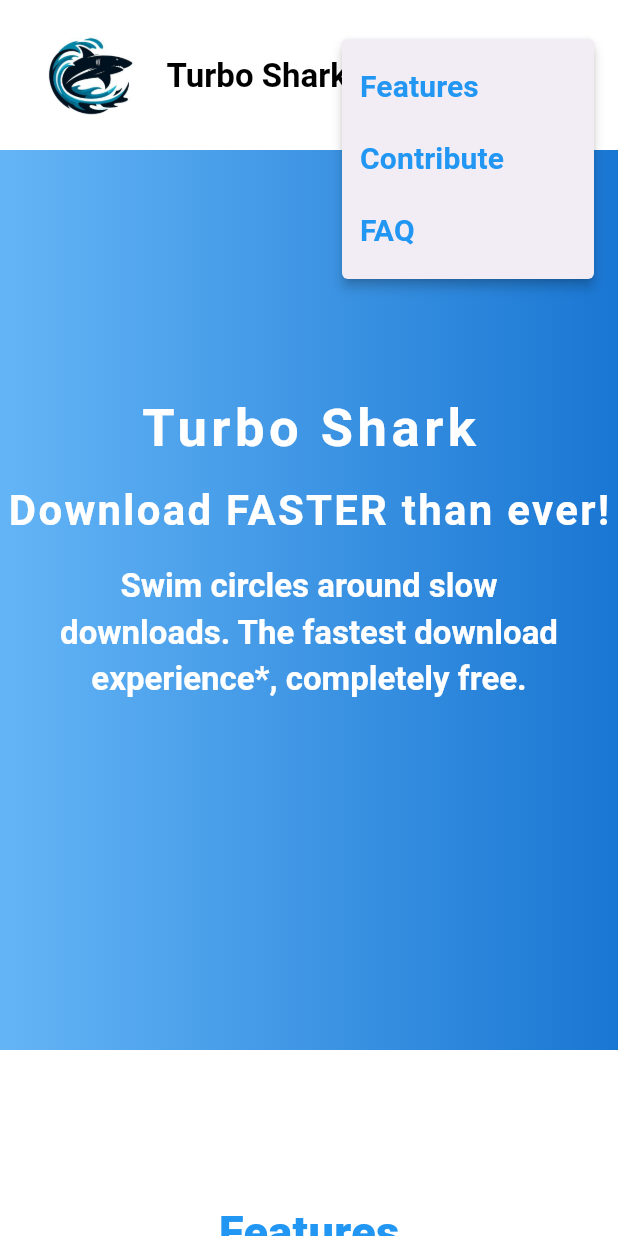
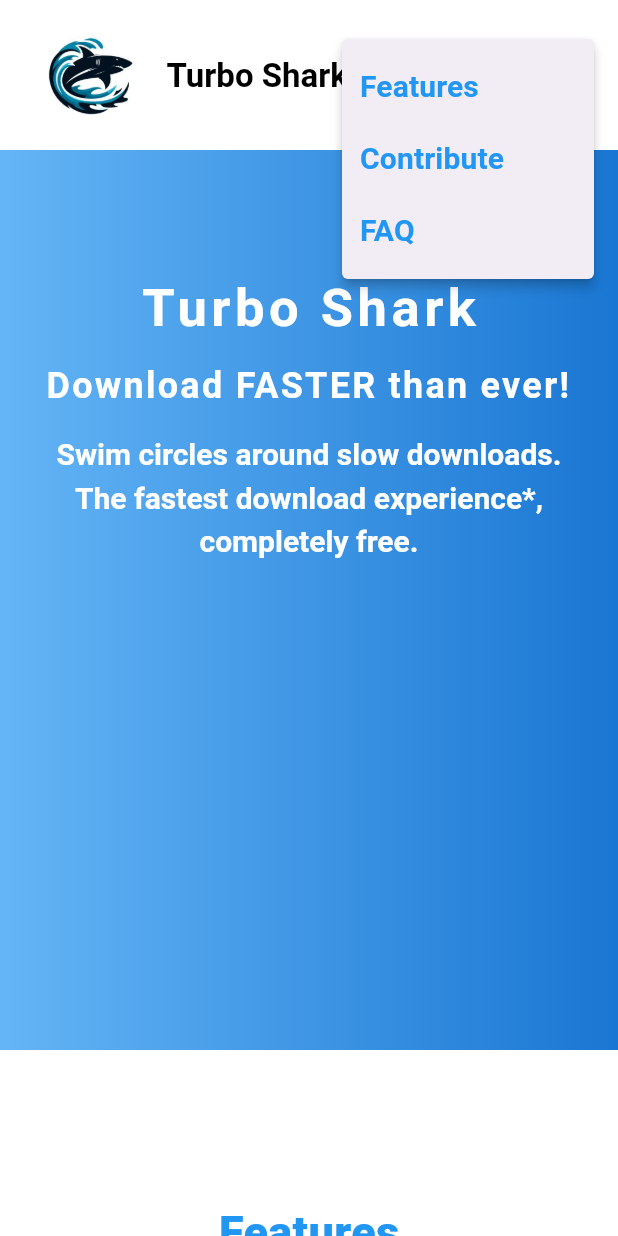
Before and after one commit to ThatLinuxGuyYouKnow/TurboShark-website-, a Flutter app: the screen it shows after launch, after a tap on the "menu" icon, on a phone screen of 412 x 824 dp. Run offline on Flutter 3.47's test engine with Material 3 defaults, Android fonts, the phone set to English and light mode, and no system bars; our stand-ins replace google_fonts; Roboto replaces fonts that are missing (Ubuntu).

Commit message:
feature: improved footer vertical responsiveness

```diff
--- a/lib/UI/screens/homepage.dart
+++ b/lib/UI/screens/homepage.dart
@@ -50,6 +50,7 @@ class Homepage extends StatelessWidget {
           ),
           Text(
             'Frequently Asked Questions',
+            textAlign: TextAlign.center,
             style: GoogleFonts.ubuntu(
                 fontSize: isSmallScreen ? 30 : 40,
                 fontWeight: isSmallScreen ? FontWeight.w800 : FontWeight.bold,
--- a/lib/UI/sections/footerSection.dart
+++ b/lib/UI/sections/footerSection.dart
@@ -13,17 +13,12 @@ class FooterSection extends StatelessWidget {
       child: Padding(
         padding: const EdgeInsets.symmetric(horizontal: 80, vertical: 20),
         child: Row(
-          mainAxisAlignment: MainAxisAlignment.spaceBetween,
+          mainAxisAlignment: MainAxisAlignment.start,
           crossAxisAlignment: CrossAxisAlignment.center,
           children: [
             Row(
               children: [
-                const Image(
-                  height: 80,
-                  width: 80,
-                  image: AssetImage('assets/logo.png'),
-                ),
-                SizedBox(width: isMobileScreen ? 16 : 2),
+                SizedBox(width: isMobileScreen ? 16 : 5),
                 Text(
                   'Turbo Shark',
                   style: GoogleFonts.russoOne(
--- a/lib/UI/sections/heroSection.dart
+++ b/lib/UI/sections/heroSection.dart
@@ -6,7 +6,8 @@ class HeroSection extends StatelessWidget {
   @override
   Widget build(BuildContext context) {
     final double screenWidth = MediaQuery.of(context).size.width;
-
+    bool smallScreen = screenWidth < 600;
+    final bool smallscreenHeight = MediaQuery.of(context).size.height < 900;
     return Container(
       height: 600,
       width: screenWidth,
@@ -16,8 +17,8 @@ class HeroSection extends StatelessWidget {
       ),
       child: Column(
         children: [
-          const SizedBox(
-            height: 160,
+          SizedBox(
+            height: smallscreenHeight ? 80 : 160,
           ),
           Text(
             'Turbo Shark',
@@ -31,8 +32,9 @@ class HeroSection extends StatelessWidget {
           const SizedBox(height: 10),
           Text(
             'Download FASTER than ever!',
+            textAlign: TextAlign.center,
             style: GoogleFonts.ubuntu(
-              fontSize: 28,
+              fontSize: smallScreen ? 24 : 28,
               letterSpacing: 1.5,
               color: Colors.white,
               fontWeight: FontWeight.bold,
@@ -44,7 +46,7 @@ class HeroSection extends StatelessWidget {
             child: Text(
               'Swim circles around slow downloads. The fastest download experience*, completely free.',
               style: GoogleFonts.ubuntu(
-                fontSize: 22,
+                fontSize: smallScreen ? 20 : 22,
                 letterSpacing: 0,
                 color: Colors.white,
                 fontWeight: FontWeight.w600,
--- a/lib/UI/sections/pricingSection.dart
+++ b/lib/UI/sections/pricingSection.dart
@@ -96,8 +96,8 @@ class PricingSection extends StatelessWidget {
   }) {
     return Expanded(
       child: Container(
-        height: smallScreenHeight ? 520 : 480,
-        width: isSmallScreen ? 400 : 200,
+        height: 480,
+        width: isSmallScreen ? 350 : 200,
         margin: const EdgeInsets.symmetric(vertical: 10),
         decoration: BoxDecoration(
           color: Colors.white,
@@ -120,6 +120,9 @@ class PricingSection extends StatelessWidget {
           child: Column(
             crossAxisAlignment: CrossAxisAlignment.center,
             children: [
+              SizedBox(
+                height: 40,
+              ),
               Text(
                 headerText,
                 style: GoogleFonts.ubuntu(
```
